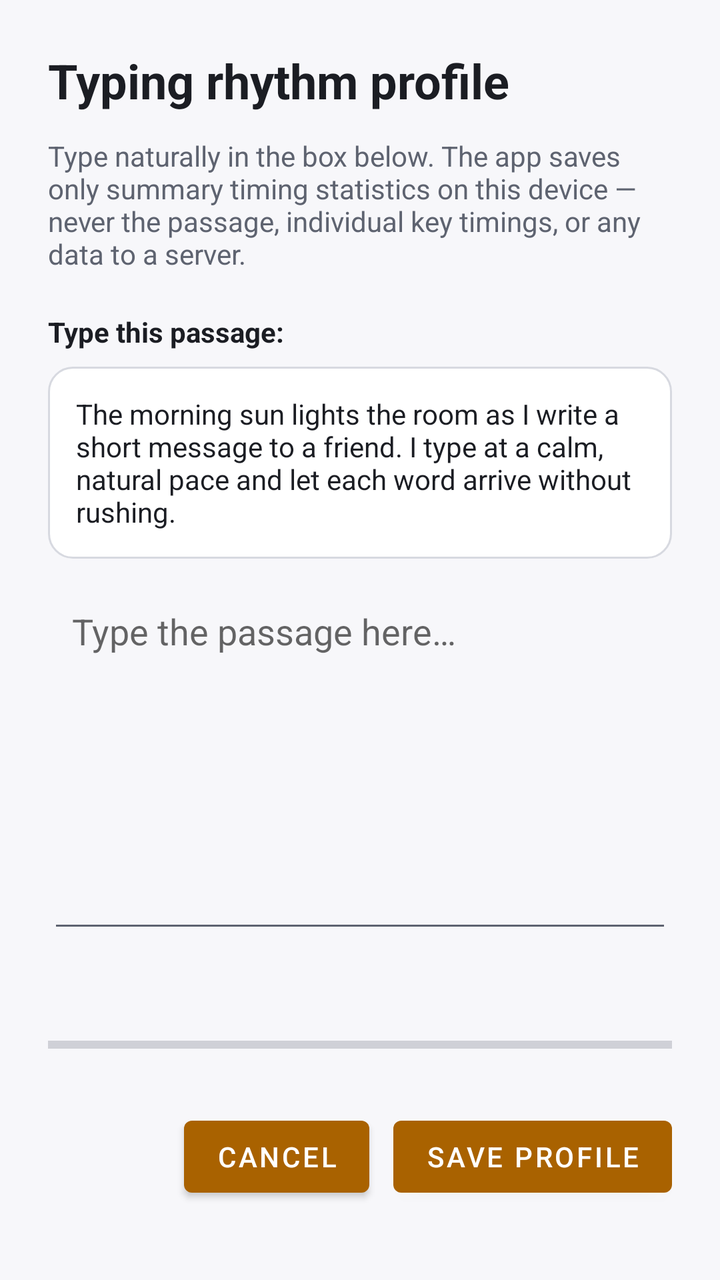
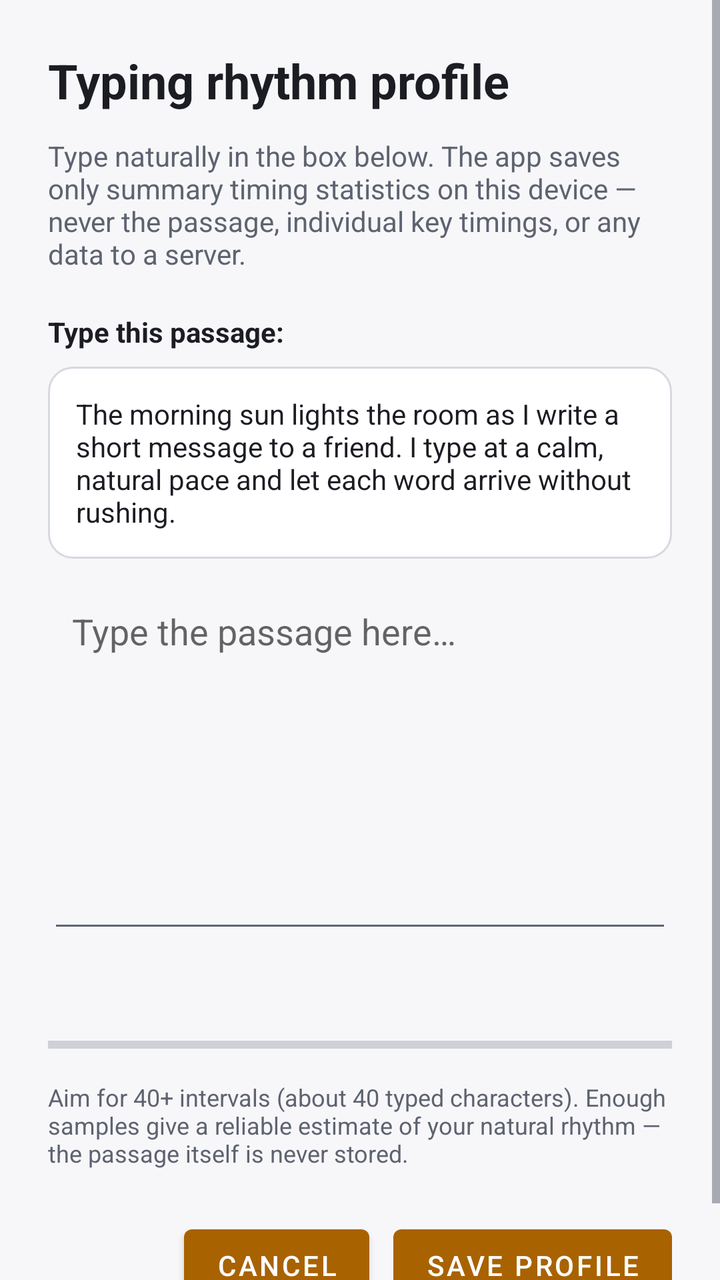

Screens rendered from an Android XML layout before and after an edit, with the pre-edit source and the edit as a unified diff.
<!-- AndroidManifest.xml: application theme Theme.HumanTypingIME -->
<!-- res/layout/activity_behavioral_enroll.xml -->
<?xml version="1.0" encoding="utf-8"?>
<ScrollView xmlns:android="http://schemas.android.com/apk/res/android"
    android:layout_width="match_parent"
    android:layout_height="match_parent"
    android:fillViewport="true">

    <LinearLayout
        android:layout_width="match_parent"
        android:layout_height="wrap_content"
        android:orientation="vertical"
        android:padding="24dp">

        <TextView
            android:layout_width="match_parent"
            android:layout_height="wrap_content"
            android:text="Typing rhythm profile"
            android:textColor="@color/text_primary"
            android:textSize="24sp"
            android:textStyle="bold" />

        <TextView
            android:layout_width="match_parent"
            android:layout_height="wrap_content"
            android:layout_marginTop="12dp"
            android:text="Type naturally in the box below. The app saves only summary timing statistics on this device — never the passage, individual key timings, or any data to a server."
            android:textColor="@color/text_secondary" />

        <TextView
            android:layout_width="match_parent"
            android:layout_height="wrap_content"
            android:layout_marginTop="20dp"
            android:text="Type this passage:"
            android:textColor="@color/text_primary"
            android:textStyle="bold" />

        <TextView
            android:layout_width="match_parent"
            android:layout_height="wrap_content"
            android:layout_marginTop="8dp"
            android:background="@drawable/bg_card"
            android:padding="14dp"
            android:text="The morning sun lights the room as I write a short message to a friend. I type at a calm, natural pace and let each word arrive without rushing."
            android:textColor="@color/text_primary"
            android:textIsSelectable="true" />

        <EditText
            android:id="@+id/et_behavioral_passage"
            android:layout_width="match_parent"
            android:layout_height="180dp"
            android:layout_marginTop="12dp"
            android:gravity="top|start"
            android:hint="Type the passage here…"
            android:inputType="textMultiLine|textCapSentences"
            android:padding="12dp" />

        <TextView
            android:id="@+id/tv_behavioral_progress"
            android:layout_width="match_parent"
            android:layout_height="wrap_content"
            android:layout_marginTop="16dp"
            android:textColor="@color/text_secondary" />

        <ProgressBar
            android:id="@+id/pb_behavioral_enroll"
            style="?android:attr/progressBarStyleHorizontal"
            android:layout_width="match_parent"
            android:layout_height="wrap_content"
            android:layout_marginTop="8dp" />

        <LinearLayout
            android:layout_width="match_parent"
            android:layout_height="wrap_content"
            android:layout_marginTop="24dp"
            android:gravity="end"
            android:orientation="horizontal">

            <Button
                android:id="@+id/btn_behavioral_cancel"
                android:layout_width="wrap_content"
                android:layout_height="wrap_content"
                android:text="Cancel" />

            <Button
                android:id="@+id/btn_behavioral_save"
                android:layout_width="wrap_content"
                android:layout_height="wrap_content"
                android:layout_marginStart="12dp"
                android:text="Save profile" />
        </LinearLayout>
    </LinearLayout>
</ScrollView>
<!-- resources referenced by this layout -->
<resources>
  <color name="text_primary">#1B1D23</color>
  <color name="text_secondary">#5E6370</color>
  <!-- drawable bg_card (drawable) -->
  <shape xmlns:android="http://schemas.android.com/apk/res/android" android:shape="rectangle">
      <solid android:color="@color/bg_surface"/><corners android:radius="@dimen/radius_m"/>
      <stroke android:width="1dp" android:color="@color/divider"/>
  </shape>
  <style name="Theme.HumanTypingIME" parent="Theme.MaterialComponents.DayNight.NoActionBar">
          <item name="android:windowBackground">@color/bg_root</item>
          <item name="android:statusBarColor">@color/bg_root</item>
          <item name="android:navigationBarColor">@color/bg_root</item>
          <item name="android:windowLightStatusBar">false</item>
          <item name="colorPrimary">@color/accent</item>
          <item name="colorAccent">@color/accent</item>
          <item name="android:textColorPrimary">@color/text_primary</item>
          <item name="android:textColorSecondary">@color/text_secondary</item>
      </style>
  <color name="bg_surface">#FFFFFF</color>
  <dimen name="radius_m">12dp</dimen>
  <color name="divider">#D7D9E0</color>
  <color name="bg_root">#F7F7FA</color>
  <color name="accent">#A96200</color>
</resources>

<!-- the commit's change to res/layout/activity_behavioral_enroll.xml (unified diff, before → after) -->
@@ -3,13 +3,11 @@
     android:layout_width="match_parent"
     android:layout_height="match_parent"
     android:fillViewport="true">
-
     <LinearLayout
         android:layout_width="match_parent"
         android:layout_height="wrap_content"
         android:orientation="vertical"
         android:padding="24dp">
-
         <TextView
             android:layout_width="match_parent"
             android:layout_height="wrap_content"
@@ -17,14 +15,12 @@
             android:textColor="@color/text_primary"
             android:textSize="24sp"
             android:textStyle="bold" />
-
         <TextView
             android:layout_width="match_parent"
             android:layout_height="wrap_content"
             android:layout_marginTop="12dp"
             android:text="Type naturally in the box below. The app saves only summary timing statistics on this device — never the passage, individual key timings, or any data to a server."
             android:textColor="@color/text_secondary" />
-
         <TextView
             android:layout_width="match_parent"
             android:layout_height="wrap_content"
@@ -32,7 +28,6 @@
             android:text="Type this passage:"
             android:textColor="@color/text_primary"
             android:textStyle="bold" />
-
         <TextView
             android:layout_width="match_parent"
             android:layout_height="wrap_content"
@@ -42,7 +37,6 @@
             android:text="The morning sun lights the room as I write a short message to a friend. I type at a calm, natural pace and let each word arrive without rushing."
             android:textColor="@color/text_primary"
             android:textIsSelectable="true" />
-
         <EditText
             android:id="@+id/et_behavioral_passage"
             android:layout_width="match_parent"
@@ -52,34 +46,37 @@
             android:hint="Type the passage here…"
             android:inputType="textMultiLine|textCapSentences"
             android:padding="12dp" />
-
         <TextView
             android:id="@+id/tv_behavioral_progress"
             android:layout_width="match_parent"
             android:layout_height="wrap_content"
             android:layout_marginTop="16dp"
             android:textColor="@color/text_secondary" />
-
         <ProgressBar
             android:id="@+id/pb_behavioral_enroll"
             style="?android:attr/progressBarStyleHorizontal"
             android:layout_width="match_parent"
             android:layout_height="wrap_content"
             android:layout_marginTop="8dp" />
-
+        <TextView
+            android:id="@+id/tv_behavioral_hint"
+            android:layout_width="match_parent"
+            android:layout_height="wrap_content"
+            android:layout_marginTop="10dp"
+            android:text="Aim for 40+ intervals (about 40 typed characters). Enough samples give a reliable estimate of your natural rhythm — the passage itself is never stored."
+            android:textColor="@color/text_secondary"
+            android:textSize="12sp" />
         <LinearLayout
             android:layout_width="match_parent"
             android:layout_height="wrap_content"
             android:layout_marginTop="24dp"
             android:gravity="end"
             android:orientation="horizontal">
-
             <Button
                 android:id="@+id/btn_behavioral_cancel"
                 android:layout_width="wrap_content"
                 android:layout_height="wrap_content"
                 android:text="Cancel" />
-
             <Button
                 android:id="@+id/btn_behavioral_save"
                 android:layout_width="wrap_content"
